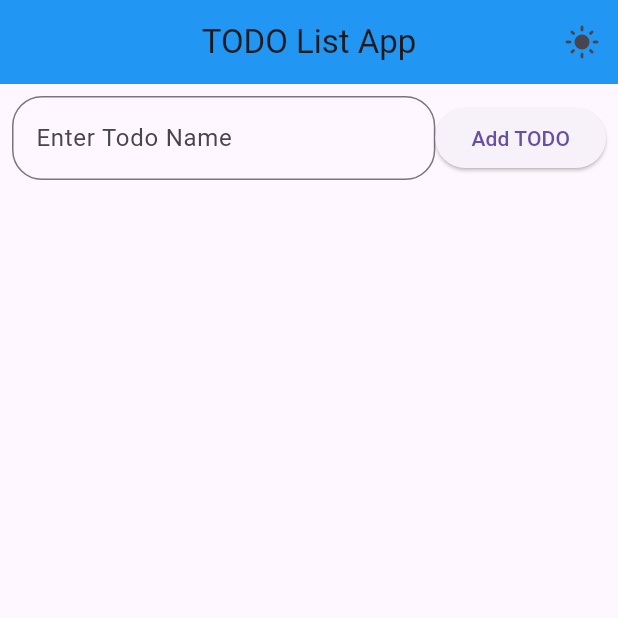
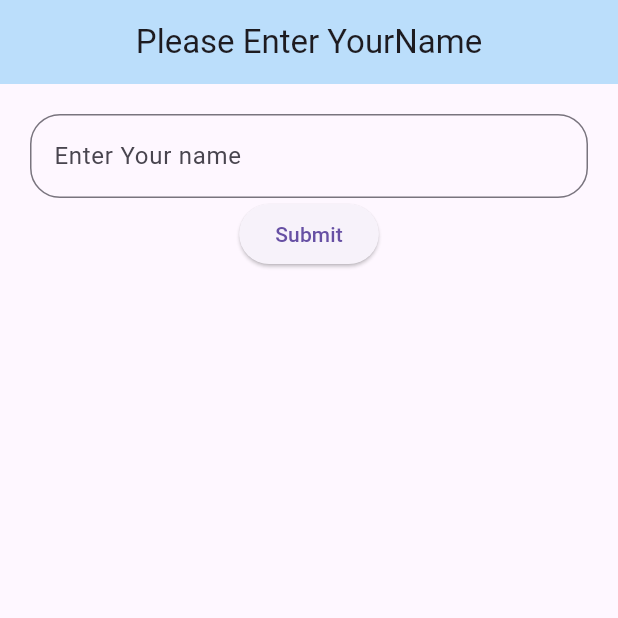
Before and after one commit to ReturajProshad/Brainwave_Matrix_Intern, a Flutter app: the screen it shows after launch, on a phone screen of 412 x 824 dp, the top half of it. Run offline on Flutter 3.47's test engine with Material 3 defaults, Android fonts, the light colour scheme and no system bars; our stand-ins replace get, hive, hive_flutter; accounts and stored records are empty; network calls fail.

Commit message:
user name and splash screen added and refactored some of code

```diff
--- /dev/null
+++ b/lib/controllers/constants.dart
@@ -0,0 +1,11 @@
+class constants {
+  static constants instance = constants();
+  String? user_Name;
+  String splashImage =
+      "https://i.giphy.com/media/v1.Y2lkPTc5MGI3NjExanZhdTZsdXlzN256MjA3YjF6cG10Mmh0MHU5dThxZnQ0c3duYm56dSZlcD12MV9pbnRlcm5hbF9naWZfYnlfaWQmY3Q9Zw/dWOKEQ5ewh94RJLemj/giphy.gif";
+
+  //constant names for Hive Boxes
+  String settingsHive = 'settings';
+  String todosHive = 'todos';
+  String UserNameHive = 'username';
+}
--- a/lib/controllers/theme_controller.dart
+++ b/lib/controllers/theme_controller.dart
@@ -1,5 +1,6 @@
 import 'package:get/get.dart';
 import 'package:hive/hive.dart';
+import 'package:todo_list_app/controllers/constants.dart';
 
 class ThemeController extends GetxController {
   var IsDark = false.obs;
@@ -8,7 +9,7 @@ class ThemeController extends GetxController {
   @override
   void onInit() {
     super.onInit();
-    settingsBox = Hive.box('settings'); //
+    settingsBox = Hive.box(constants.instance.settingsHive); //
     IsDark.value = settingsBox.get('isDarkMode',
         defaultValue: false); // Load theme from Hive
   }
--- a/lib/controllers/todo_controller.dart
+++ b/lib/controllers/todo_controller.dart
@@ -1,5 +1,6 @@
 import 'package:get/get.dart';
 import 'package:hive/hive.dart';
+import 'package:todo_list_app/controllers/constants.dart';
 import 'package:todo_list_app/models/todoModel.dart';
 
 class TodoController extends GetxController {
@@ -9,7 +10,7 @@ class TodoController extends GetxController {
   void onInit() {
     // TODO: implement onInit
     super.onInit();
-    todoBox = Hive.box<TodoModel>('todos');
+    todoBox = Hive.box<TodoModel>(constants.instance.todosHive);
     todos.addAll(todoBox.values);
   }
 
--- a/lib/main.dart
+++ b/lib/main.dart
@@ -3,9 +3,10 @@
 import 'package:hive/hive.dart';
 import 'package:hive_flutter/hive_flutter.dart';
 import 'package:todo_list_app/controllers/bindings/initialBindings.dart';
+import 'package:todo_list_app/controllers/constants.dart';
 import 'package:todo_list_app/controllers/theme_controller.dart';
 import 'package:todo_list_app/models/todoModel.dart';
-import 'package:todo_list_app/view/homepage.dart';
+import 'package:todo_list_app/view/splash_screen_and_user_name.dart';
 
 void main() async {
   WidgetsFlutterBinding.ensureInitialized();
@@ -14,8 +15,10 @@
   await Hive.initFlutter();
   Hive.registerAdapter(TodoModelAdapter());
 
-  await Hive.openBox<TodoModel>('todos'); // Box for storing todos
-  await Hive.openBox('settings'); // Box for storing app settings like theme
+  await Hive.openBox<TodoModel>(
+      constants.instance.todosHive); // Box for storing todos
+  await Hive.openBox(constants.instance
+      .settingsHive); // Box for storing app settings like theme & User name
   runApp(MyApp());
 }
 
@@ -29,7 +32,7 @@
           title: 'TODO  LIST',
           themeMode:
               _themeController.IsDark.value ? ThemeMode.dark : ThemeMode.light,
-          home: Homepage(),
+          home: splashScreen(),
           darkTheme: ThemeData(
             brightness: Brightness.dark,
             primarySwatch: Colors.blueGrey,
--- /dev/null
+++ b/lib/view/enter_user_name.dart
@@ -0,0 +1,53 @@
+import 'package:flutter/material.dart';
+import 'package:get/get.dart';
+import 'package:hive/hive.dart';
+import 'package:todo_list_app/controllers/constants.dart';
+import 'package:todo_list_app/view/homepage.dart';
+
+class EnterUserName extends StatelessWidget {
+  EnterUserName({super.key});
+  TextEditingController _enterUserName = TextEditingController();
+  @override
+  Widget build(BuildContext context) {
+    return Scaffold(
+      appBar: AppBar(
+        backgroundColor: Colors.blue.shade100,
+        centerTitle: true,
+        title: Text("Please Enter YourName"),
+      ),
+      body: Padding(
+        padding: EdgeInsets.all(20),
+        child: Column(
+          children: [
+            TextField(
+              controller: _enterUserName,
+              decoration: InputDecoration(
+                label: const Text("Enter Your name"),
+                border: OutlineInputBorder(
+                  borderRadius: BorderRadius.circular(20),
+                  borderSide: const BorderSide(
+                    width: 1.0,
+                    style: BorderStyle.solid,
+                  ),
+                ),
+              ),
+            ),
+            ElevatedButton(
+              onPressed: () {
+                String userName = _enterUserName.text.trim();
+                if (userName != null) {
+                  var settingsBox = Hive.box(constants.instance.settingsHive);
+                  settingsBox.put(constants.instance.UserNameHive, userName);
+
+                  constants.instance.user_Name = userName;
+                  Get.off(Homepage());
+                }
+              },
+              child: Text("Submit"),
+            ),
+          ],
+        ),
+      ),
+    );
+  }
+}
--- a/lib/view/homepage.dart
+++ b/lib/view/homepage.dart
@@ -1,4 +1,5 @@
 import 'package:flutter/material.dart';
+import 'package:todo_list_app/controllers/constants.dart';
 import 'package:todo_list_app/controllers/theme_controller.dart';
 import 'package:get/get.dart';
 import 'package:todo_list_app/controllers/todo_controller.dart';
@@ -13,7 +14,7 @@ class Homepage extends StatelessWidget {
     return Scaffold(
       appBar: AppBar(
         centerTitle: true,
-        title: const Text("TODO List App"),
+        title: Text("HI ${constants.instance.user_Name}"),
         backgroundColor: Colors.blue,
         actions: [
           Obx(() => IconButton(
```
Also changed, not shown: lib/view/splash_screen_and_user_name.dart (added, +38 -0 lines).
